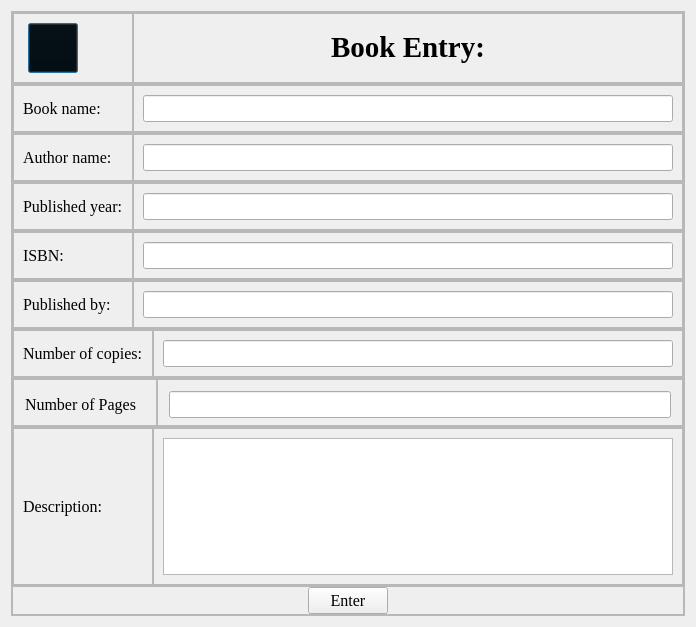
Qt form entry.ui (aavashlamichhane/LibMan) before a commit.
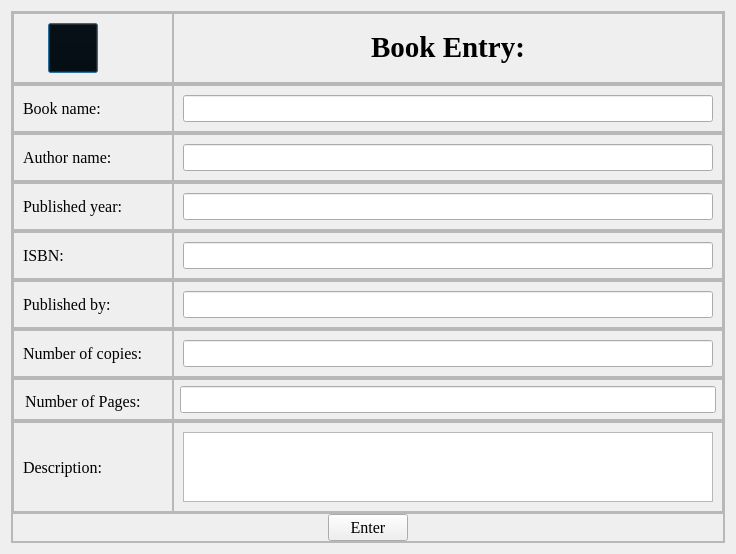
The same form after that commit. Icons and pictures are not drawn.

What changed in the file:
```diff
--- a/entry.ui
+++ b/entry.ui
@@ -6,8 +6,8 @@
    <rect>
     <x>0</x>
     <y>0</y>
-    <width>696</width>
-    <height>627</height>
+    <width>726</width>
+    <height>546</height>
    </rect>
   </property>
   <property name="windowTitle">
@@ -200,7 +200,7 @@
           <widget class="QFrame" name="frame_12">
            <property name="minimumSize">
             <size>
-             <width>120</width>
+             <width>160</width>
              <height>0</height>
             </size>
            </property>
@@ -280,7 +280,7 @@
           <widget class="QFrame" name="frame_15">
            <property name="minimumSize">
             <size>
-             <width>120</width>
+             <width>160</width>
              <height>0</height>
             </size>
            </property>
@@ -360,7 +360,7 @@
           <widget class="QFrame" name="frame_13">
            <property name="minimumSize">
             <size>
-             <width>120</width>
+             <width>160</width>
              <height>0</height>
             </size>
            </property>
@@ -446,7 +446,7 @@
           <widget class="QFrame" name="frame_17">
            <property name="minimumSize">
             <size>
-             <width>120</width>
+             <width>160</width>
              <height>0</height>
             </size>
            </property>
@@ -526,7 +526,7 @@
           <widget class="QFrame" name="frame_19">
            <property name="minimumSize">
             <size>
-             <width>120</width>
+             <width>160</width>
              <height>0</height>
             </size>
            </property>
@@ -606,7 +606,7 @@
           <widget class="QFrame" name="frame_21">
            <property name="minimumSize">
             <size>
-             <width>120</width>
+             <width>160</width>
              <height>0</height>
             </size>
            </property>
@@ -626,7 +626,7 @@
                </font>
               </property>
               <property name="text">
-               <string>Number of copies:</string>
+               <string>Number of copies:    </string>
               </property>
              </widget>
             </item>
@@ -684,6 +684,12 @@
          </property>
          <item>
           <widget class="QFrame" name="frame_29">
+           <property name="minimumSize">
+            <size>
+             <width>160</width>
+             <height>0</height>
+            </size>
+           </property>
            <property name="frameShape">
             <enum>QFrame::StyledPanel</enum>
            </property>
@@ -721,7 +727,7 @@
                </font>
               </property>
               <property name="text">
-               <string>Number of Pages</string>
+               <string>Number of Pages:</string>
               </property>
              </widget>
             </item>
@@ -736,21 +742,21 @@
            <property name="frameShadow">
             <enum>QFrame::Raised</enum>
            </property>
-           <layout class="QHBoxLayout" name="horizontalLayout_28">
+           <layout class="QVBoxLayout" name="verticalLayout">
             <property name="spacing">
-             <number>0</number>
+             <number>4</number>
             </property>
             <property name="leftMargin">
-             <number>11</number>
+             <number>6</number>
             </property>
             <property name="topMargin">
-             <number>11</number>
+             <number>6</number>
             </property>
             <property name="rightMargin">
-             <number>11</number>
+             <number>6</number>
             </property>
             <property name="bottomMargin">
-             <number>7</number>
+             <number>6</number>
             </property>
             <item>
              <widget class="QLineEdit" name="lineEdit_page">
@@ -794,6 +800,12 @@
          </property>
          <item>
           <widget class="QFrame" name="frame_24">
+           <property name="minimumSize">
+            <size>
+             <width>160</width>
+             <height>0</height>
+            </size>
+           </property>
            <property name="frameShape">
             <enum>QFrame::StyledPanel</enum>
            </property>
```
